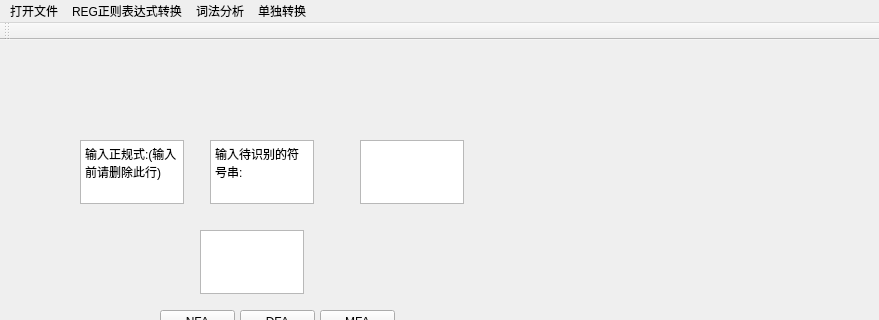
The window that REG_interface.ui (hutao99/compiler) describes before a commit, drawn with Qt 5; both pictures show x 0 to 879 and y 0 to 320 of the 879 by 583 pixel window.
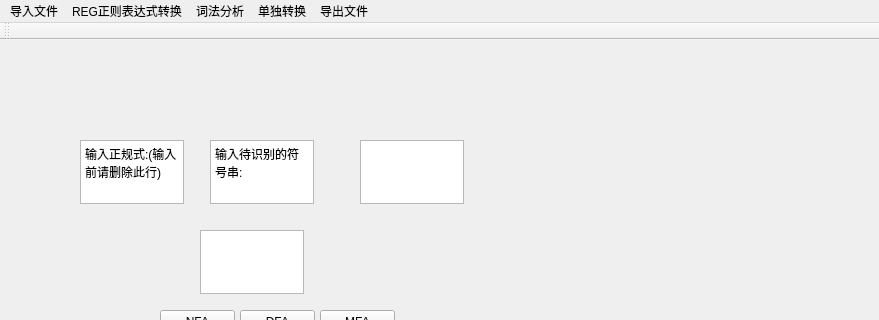
The same window after the commit.

Diff of the .ui file:
```diff
--- a/REG_interface.ui
+++ b/REG_interface.ui
@@ -111,7 +111,7 @@
    </property>
    <widget class="QMenu" name="menu_F">
     <property name="title">
-     <string>打开文件</string>
+     <string>导入文件</string>
     </property>
     <addaction name="action_7"/>
     <addaction name="action_10"/>
@@ -138,10 +138,20 @@
     <addaction name="action_NFA_DFA"/>
     <addaction name="action_DFA_MFA_2"/>
    </widget>
+   <widget class="QMenu" name="menu_2">
+    <property name="title">
+     <string>导出文件</string>
+    </property>
+    <addaction name="action_NFA_2"/>
+    <addaction name="action_DFA"/>
+    <addaction name="action_MFA"/>
+    <addaction name="action_11"/>
+   </widget>
    <addaction name="menu_F"/>
    <addaction name="menu_E"/>
    <addaction name="menu"/>
    <addaction name="menu_NFA_DFA"/>
+   <addaction name="menu_2"/>
   </widget>
   <widget class="QStatusBar" name="statusbar"/>
   <widget class="QToolBar" name="toolBar">
```
Left out of the diff: 24 changed lines with no effect on the pictures.
